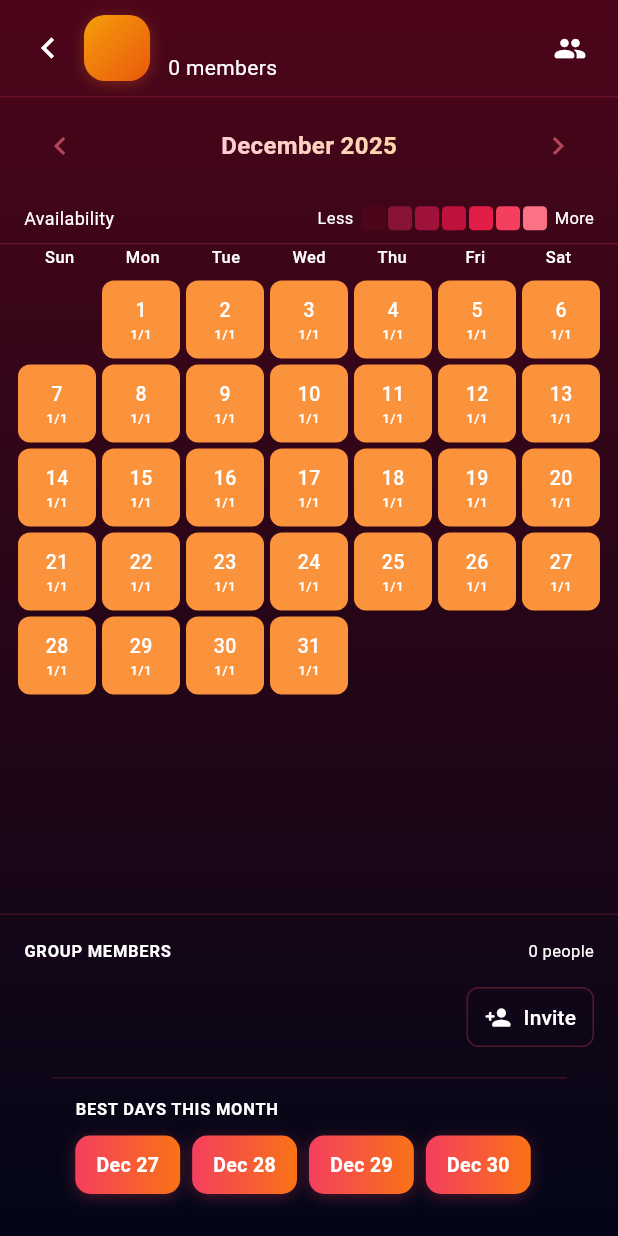
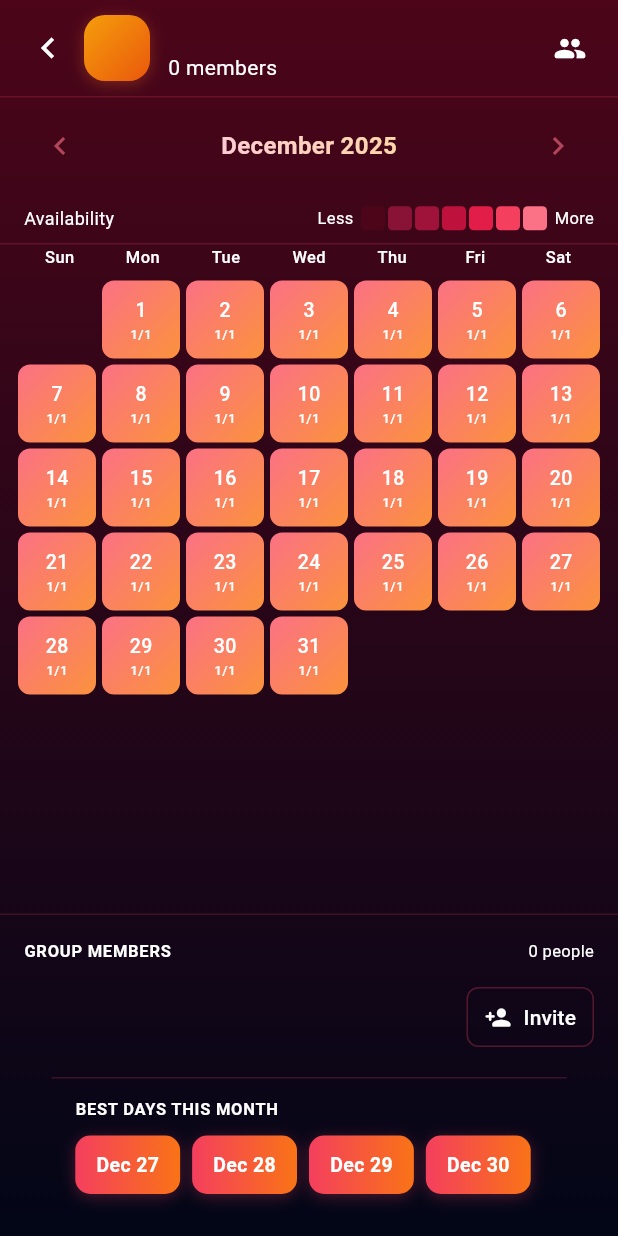
Before and after one commit to CalebTB/LockItIn, a Flutter app: the GroupDetailScreen screen opened directly with empty values, on a phone screen of 412 x 824 dp. Run offline on Flutter 3.47's test engine with Material 3 defaults, Android fonts, the phone set to English and light mode, and no system bars; our stand-ins replace equatable, flutter_secure_storage, shared_preferences, supabase_flutter; accounts and stored records are empty; Roboto replaces fonts that are missing (SF Pro).

Commit message:
feat: Update heatmap colors to match JSX design
- Available days (1/1): rose-400 to orange-400 gradient (bright)
- Busy days (0/1): rose-950 solid color (dark)
- Matches the Sunset Coral theme from reference design
- Removed unused _getHeatmapColor function

🤖 Generated with [Claude Code](https://claude.com/claude-code)

Co-Authored-By: Claude Opus 4.5 <noreply@anthropic.com>

```diff
--- a/application/lockitin_app/lib/presentation/screens/group_detail_screen.dart
+++ b/application/lockitin_app/lib/presentation/screens/group_detail_screen.dart
@@ -62,20 +62,6 @@ class _GroupDetailScreenState extends State<GroupDetailScreen> {
   void dispose() {
     _pageController.dispose();
     super.dispose();
-  }
-
-  /// Get heatmap color based on availability ratio
-  Color _getHeatmapColor(int available, int total) {
-    if (total == 0) return _rose950;
-    final ratio = available / total;
-    if (ratio >= 1.0) return _orange400; // 100% - Perfect (gradient effect handled separately)
-    if (ratio >= 0.875) return _rose400;
-    if (ratio >= 0.75) return _rose500;
-    if (ratio >= 0.625) return _rose600;
-    if (ratio >= 0.5) return _rose700;
-    if (ratio >= 0.375) return _rose800;
-    if (ratio >= 0.25) return _rose900;
-    return _rose950;
   }
 
   /// Get text color for heatmap cell - always white for readability
@@ -419,8 +405,10 @@ class _GroupDetailScreenState extends State<GroupDetailScreen> {
                     final available = _getAvailabilityForDay(calendarProvider, date);
                     final isSelected = _selectedDay == dayNumber &&
                         month.month == _focusedMonth.month;
-                    final bgColor = _getHeatmapColor(available, totalMembers);
                     final textColor = _getHeatmapTextColor(available, totalMembers);
+
+                    // Check if fully available (use gradient) or busy (solid color)
+                    final isFullyAvailable = available == totalMembers && totalMembers > 0;
 
                     return GestureDetector(
                       onTap: () {
@@ -432,7 +420,15 @@ class _GroupDetailScreenState extends State<GroupDetailScreen> {
                       child: AnimatedContainer(
                         duration: const Duration(milliseconds: 150),
                         decoration: BoxDecoration(
-                          color: bgColor,
+                          // Use gradient for available, solid color for busy
+                          gradient: isFullyAvailable
+                              ? const LinearGradient(
+                                  begin: Alignment.topLeft,
+                                  end: Alignment.bottomRight,
+                                  colors: [_rose400, _orange400],
+                                )
+                              : null,
+                          color: isFullyAvailable ? null : _rose950,
                           borderRadius: BorderRadius.circular(8),
                           border: isSelected
                               ? Border.all(color: _orange400, width: 2)
```
